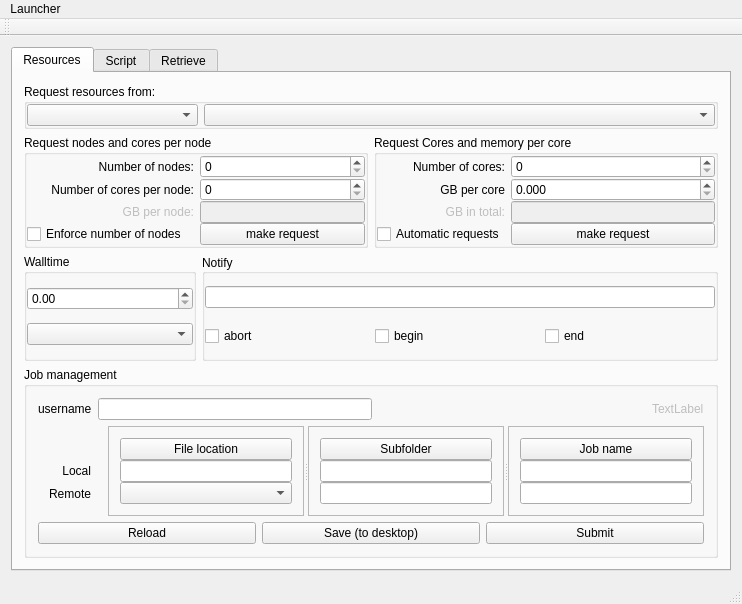
This is Launcher/mainwindow.ui in hpcuantwerpen/Launcher as Qt 5 draws it before an edit. The edited form follows.
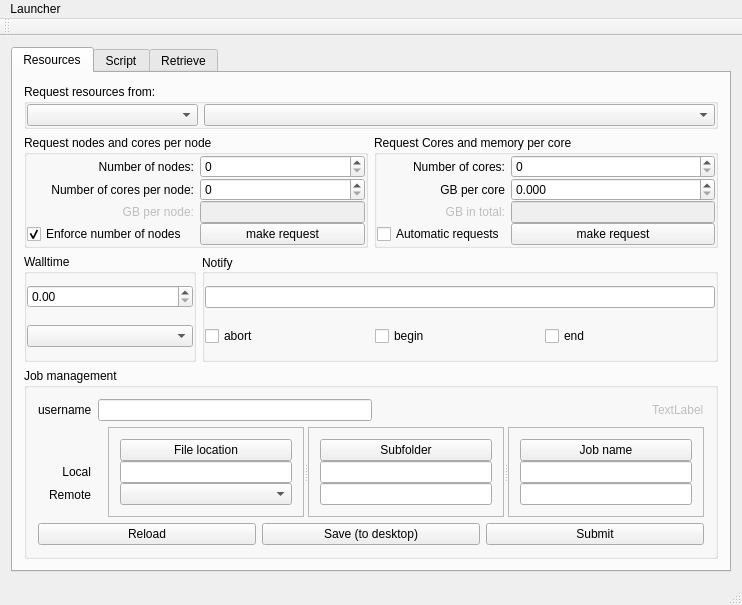
This is the edited form.

The edit to the form file:
```diff
--- a/Launcher/mainwindow.ui
+++ b/Launcher/mainwindow.ui
@@ -7,7 +7,7 @@
     <x>0</x>
     <y>0</y>
     <width>742</width>
-    <height>604</height>
+    <height>605</height>
    </rect>
   </property>
   <property name="sizePolicy">
@@ -168,6 +168,9 @@
                  <property name="text">
                   <string>Enforce number of nodes  </string>
                  </property>
+                 <property name="checked">
+                  <bool>true</bool>
+                 </property>
                 </widget>
                </item>
                <item row="3" column="1">
@@ -300,7 +303,7 @@
             </property>
             <layout class="QVBoxLayout" name="verticalLayout_6">
              <property name="spacing">
-              <number>0</number>
+              <number>-1</number>
              </property>
              <property name="leftMargin">
               <number>0</number>
```
Left out of the diff: 7 changed lines with no effect on the pictures.
